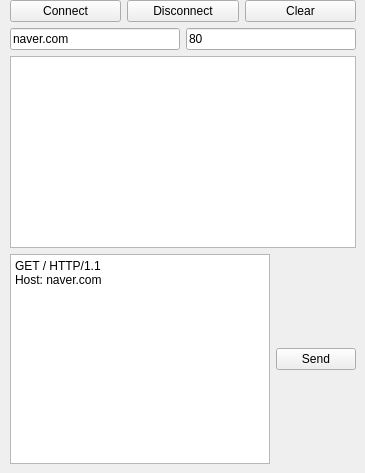
First picture: the form in webclient/widget.ui, repository daehan00/security, before the edit.
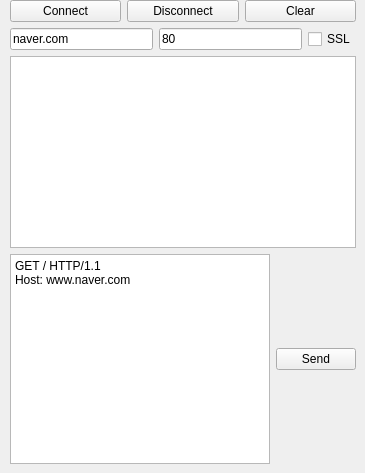
Second picture: the form after the edit.

Commit message: Update webclient basic

```diff
--- a/webclient/widget.ui
+++ b/webclient/widget.ui
@@ -13,7 +13,7 @@
   <property name="windowTitle">
    <string>Widget</string>
   </property>
-  <widget class="QWidget" name="">
+  <widget class="QWidget" name="layoutWidget">
    <property name="geometry">
     <rect>
      <x>10</x>
@@ -66,6 +66,13 @@
           </property>
          </widget>
         </item>
+        <item>
+         <widget class="QCheckBox" name="cbSsl">
+          <property name="text">
+           <string>SSL</string>
+          </property>
+         </widget>
+        </item>
        </layout>
       </item>
       <item>
@@ -79,7 +86,7 @@
        <widget class="QPlainTextEdit" name="pteSend">
         <property name="plainText">
          <string>GET / HTTP/1.1
-Host: naver.com
+Host: www.naver.com
 
 </string>
         </property>
```
The commit also changes 2 other files.
